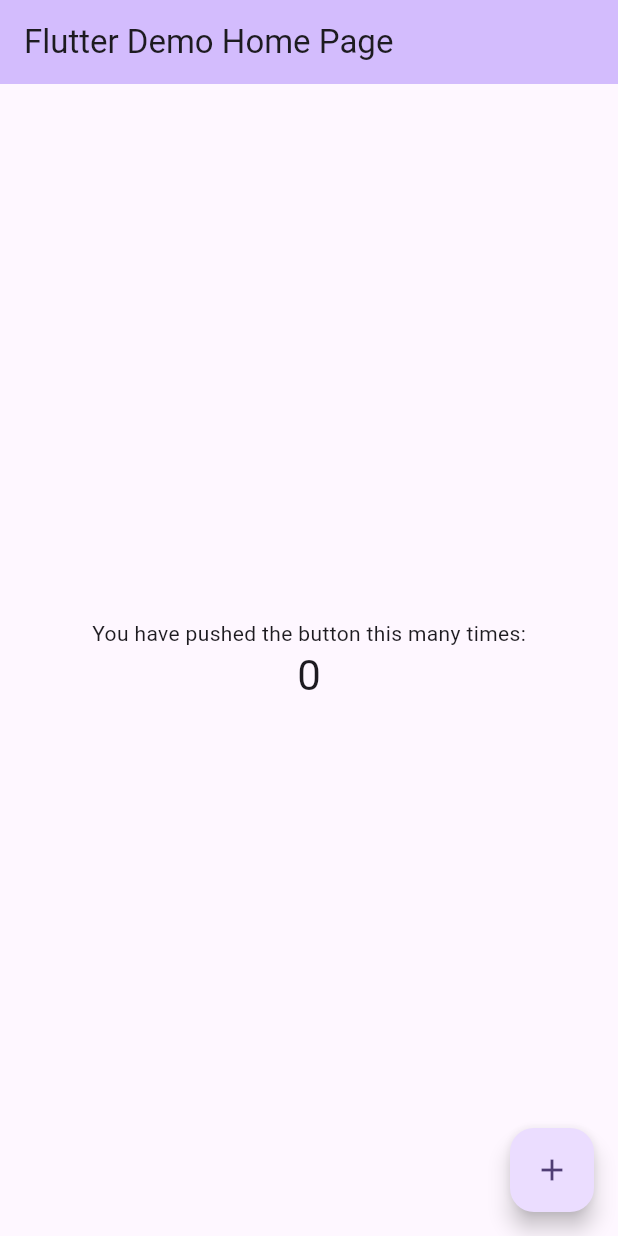
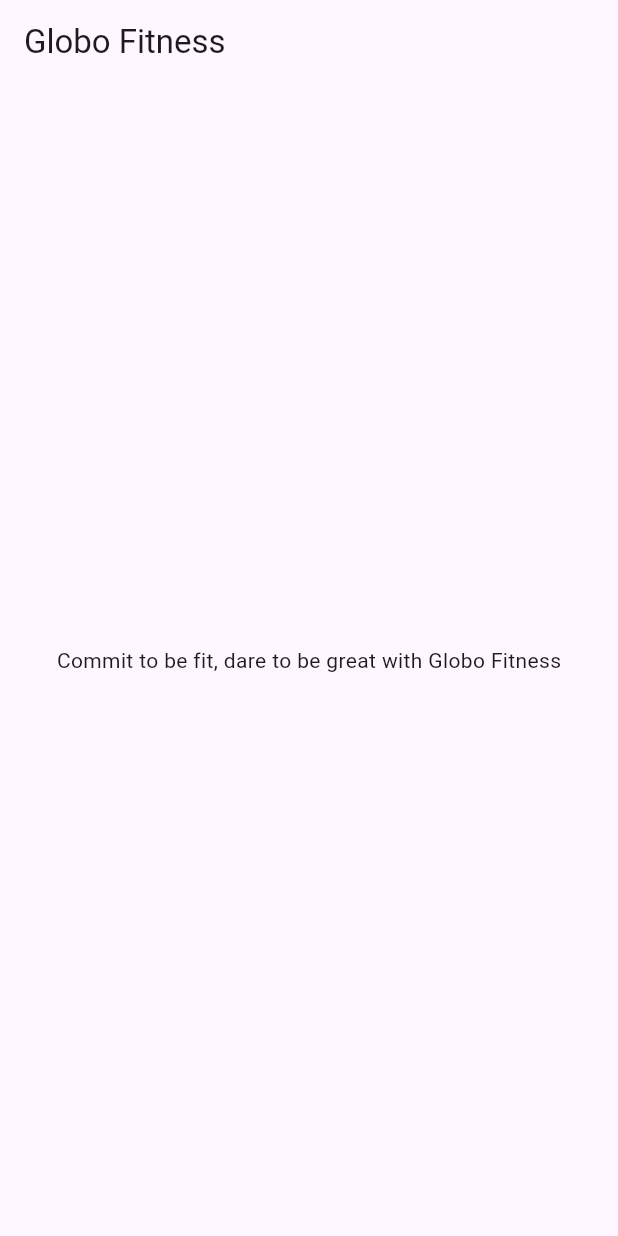
Before and after one commit to altair961/Flutter, a Flutter app: the screen it shows after launch, on a phone screen of 412 x 824 dp. Run offline on Flutter 3.47's test engine with Material 3 defaults, Android fonts, the phone set to English and light mode, and no system bars.

Commit message:
Default app was replaced with GlobeApp widget with title and text

```diff
--- a/globo_fitness/lib/main.dart
+++ b/globo_fitness/lib/main.dart
@@ -1,125 +1,19 @@
 import 'package:flutter/material.dart';
 
 void main() {
-  runApp(const MyApp());
+  runApp(GlobeApp());
 }
 
-class MyApp extends StatelessWidget {
-  const MyApp({super.key});
+class GlobeApp extends StatelessWidget {
+  const GlobeApp({super.key});
 
-  // This widget is the root of your application.
   @override
   Widget build(BuildContext context) {
     return MaterialApp(
-      title: 'Flutter Demo',
-      theme: ThemeData(
-        // This is the theme of your application.
-        //
-        // TRY THIS: Try running your application with "flutter run". You'll see
-        // the application has a purple toolbar. Then, without quitting the app,
-        // try changing the seedColor in the colorScheme below to Colors.green
-        // and then invoke "hot reload" (save your changes or press the "hot
-        // reload" button in a Flutter-supported IDE, or press "r" if you used
-        // the command line to start the app).
-        //
-        // Notice that the counter didn't reset back to zero; the application
-        // state is not lost during the reload. To reset the state, use hot
-        // restart instead.
-        //
-        // This works for code too, not just values: Most code changes can be
-        // tested with just a hot reload.
-        colorScheme: ColorScheme.fromSeed(seedColor: Colors.deepPurple),
-        useMaterial3: true,
-      ),
-      home: const MyHomePage(title: 'Flutter Demo Home Page'),
-    );
+        home: Scaffold(
+            appBar: AppBar(title: Text('Globo Fitness')),
+            body: Center(
+                child: Text(
+                    'Commit to be fit, dare to be great with Globo Fitness'))));
   }
 }
-
-class MyHomePage extends StatefulWidget {
-  const MyHomePage({super.key, required this.title});
-
-  // This widget is the home page of your application. It is stateful, meaning
-  // that it has a State object (defined below) that contains fields that affect
-  // how it looks.
-
-  // This class is the configuration for the state. It holds the values (in this
-  // case the title) provided by the parent (in this case the App widget) and
-  // used by the build method of the State. Fields in a Widget subclass are
-  // always marked "final".
-
-  final String title;
-
-  @override
-  State<MyHomePage> createState() => _MyHomePageState();
-}
-
-class _MyHomePageState extends State<MyHomePage> {
-  int _counter = 0;
-
-  void _incrementCounter() {
-    setState(() {
-      // This call to setState tells the Flutter framework that something has
-      // changed in this State, which causes it to rerun the build method below
-      // so that the display can reflect the updated values. If we changed
-      // _counter without calling setState(), then the build method would not be
-      // called again, and so nothing would appear to happen.
-      _counter++;
-    });
-  }
-
-  @override
-  Widget build(BuildContext context) {
-    // This method is rerun every time setState is called, for instance as done
-    // by the _incrementCounter method above.
-    //
-    // The Flutter framework has been optimized to make rerunning build methods
-    // fast, so that you can just rebuild anything that needs updating rather
-    // than having to individually change instances of widgets.
-    return Scaffold(
-      appBar: AppBar(
-        // TRY THIS: Try changing the color here to a specific color (to
-        // Colors.amber, perhaps?) and trigger a hot reload to see the AppBar
-        // change color while the other colors stay the same.
-        backgroundColor: Theme.of(context).colorScheme.inversePrimary,
-        // Here we take the value from the MyHomePage object that was created by
-        // the App.build method, and use it to set our appbar title.
-        title: Text(widget.title),
-      ),
-      body: Center(
-        // Center is a layout widget. It takes a single child and positions it
-        // in the middle of the parent.
-        child: Column(
-          // Column is also a layout widget. It takes a list of children and
-          // arranges them vertically. By default, it sizes itself to fit its
-          // children horizontally, and tries to be as tall as its parent.
-          //
-          // Column has various properties to control how it sizes itself and
-          // how it positions its children. Here we use mainAxisAlignment to
-          // center the children vertically; the main axis here is the vertical
-          // axis because Columns are vertical (the cross axis would be
-          // horizontal).
-          //
-          // TRY THIS: Invoke "debug painting" (choose the "Toggle Debug Paint"
-          // action in the IDE, or press "p" in the console), to see the
-          // wireframe for each widget.
-          mainAxisAlignment: MainAxisAlignment.center,
-          children: <Widget>[
-            const Text(
-              'You have pushed the button this many times:',
-            ),
-            Text(
-              '$_counter',
-              style: Theme.of(context).textTheme.headlineMedium,
-            ),
-          ],
-        ),
-      ),
-      floatingActionButton: FloatingActionButton(
-        onPressed: _incrementCounter,
-        tooltip: 'Increment',
-        child: const Icon(Icons.add),
-      ), // This trailing comma makes auto-formatting nicer for build methods.
-    );
-  }
-}
```
